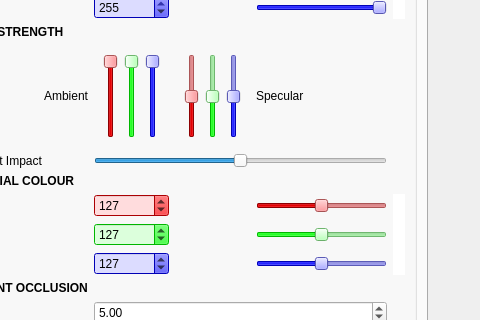
First picture: the form in ui/GUI.ui, repository eulersson/CellGrowth, before the edit; both pictures show x 458 to 938 and y 262 to 582 of the 1280 by 786 pixel window.
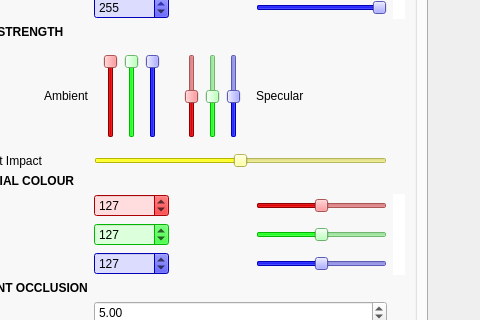
Second picture: the form after the edit. The open tabs and pages were chosen to show the change.

Commit message: Added more colours on slides

What changed in the file:
```diff
--- a/ui/GUI.ui
+++ b/ui/GUI.ui
@@ -6544,6 +6544,448 @@
                </item>
                <item row="9" column="4" colspan="3">
                 <widget class="QSlider" name="m_FillLight">
+                 <property name="palette">
+                  <palette>
+                   <active>
+                    <colorrole role="WindowText">
+                     <brush brushstyle="SolidPattern">
+                      <color alpha="255">
+                       <red>0</red>
+                       <green>0</green>
+                       <blue>0</blue>
+                      </color>
+                     </brush>
+                    </colorrole>
+                    <colorrole role="Button">
+                     <brush brushstyle="SolidPattern">
+                      <color alpha="255">
+                       <red>255</red>
+                       <green>255</green>
+                       <blue>128</blue>
+                      </color>
+                     </brush>
+                    </colorrole>
+                    <colorrole role="Light">
+                     <brush brushstyle="SolidPattern">
+                      <color alpha="255">
+                       <red>255</red>
+                       <green>255</green>
+                       <blue>255</blue>
+                      </color>
+                     </brush>
+                    </colorrole>
+                    <colorrole role="Midlight">
+                     <brush brushstyle="SolidPattern">
+                      <color alpha="255">
+                       <red>255</red>
+                       <green>255</green>
+                       <blue>191</blue>
+                      </color>
+                     </brush>
+                    </colorrole>
+                    <colorrole role="Dark">
+                     <brush brushstyle="SolidPattern">
+                      <color alpha="255">
+                       <red>127</red>
+                       <green>127</green>
+                       <blue>64</blue>
+                      </color>
+                     </brush>
+                    </colorrole>
+                    <colorrole role="Mid">
+                     <brush brushstyle="SolidPattern">
+                      <color alpha="255">
+                       <red>170</red>
+                       <green>170</green>
+                       <blue>85</blue>
+                      </color>
+                     </brush>
+                    </colorrole>
+                    <colorrole role="Text">
+                     <brush brushstyle="SolidPattern">
+                      <color alpha="255">
+                       <red>0</red>
+                       <green>0</green>
+                       <blue>0</blue>
+                      </color>
+                     </brush>
+                    </colorrole>
+                    <colorrole role="BrightText">
+                     <brush brushstyle="SolidPattern">
+                      <color alpha="255">
+                       <red>255</red>
+                       <green>255</green>
+                       <blue>255</blue>
+                      </color>
+                     </brush>
+                    </colorrole>
+                    <colorrole role="ButtonText">
+                     <brush brushstyle="SolidPattern">
+                      <color alpha="255">
+                       <red>0</red>
+                       <green>0</green>
+                       <blue>0</blue>
+                      </color>
+                     </brush>
+                    </colorrole>
+                    <colorrole role="Base">
+                     <brush brushstyle="SolidPattern">
+                      <color alpha="255">
+                       <red>255</red>
+                       <green>255</green>
+                       <blue>255</blue>
+                      </color>
+                     </brush>
+                    </colorrole>
+                    <colorrole role="Window">
+                     <brush brushstyle="SolidPattern">
+                      <color alpha="255">
+                       <red>255</red>
+                       <green>255</green>
+                       <blue>128</blue>
+                      </color>
+                     </brush>
+                    </colorrole>
+                    <colorrole role="Shadow">
+                     <brush brushstyle="SolidPattern">
+                      <color alpha="255">
+                       <red>0</red>
+                       <green>0</green>
+                       <blue>0</blue>
+                      </color>
+                     </brush>
+                    </colorrole>
+                    <colorrole role="Highlight">
+                     <brush brushstyle="SolidPattern">
+                      <color alpha="255">
+                       <red>255</red>
+                       <green>255</green>
+                       <blue>0</blue>
+                      </color>
+                     </brush>
+                    </colorrole>
+                    <colorrole role="AlternateBase">
+                     <brush brushstyle="SolidPattern">
+                      <color alpha="255">
+                       <red>255</red>
+                       <green>255</green>
+                       <blue>191</blue>
+                      </color>
+                     </brush>
+                    </colorrole>
+                    <colorrole role="ToolTipBase">
+                     <brush brushstyle="SolidPattern">
+                      <color alpha="255">
+                       <red>255</red>
+                       <green>255</green>
+                       <blue>220</blue>
+                      </color>
+                     </brush>
+                    </colorrole>
+                    <colorrole role="ToolTipText">
+                     <brush brushstyle="SolidPattern">
+                      <color alpha="255">
+                       <red>0</red>
+                       <green>0</green>
+                       <blue>0</blue>
+                      </color>
+                     </brush>
+                    </colorrole>
+                   </active>
+                   <inactive>
+                    <colorrole role="WindowText">
+                     <brush brushstyle="SolidPattern">
+                      <color alpha="255">
+                       <red>0</red>
+                       <green>0</green>
+                       <blue>0</blue>
+                      </color>
+                     </brush>
+                    </colorrole>
+                    <colorrole role="Button">
+                     <brush brushstyle="SolidPattern">
+                      <color alpha="255">
+                       <red>255</red>
+                       <green>255</green>
+                       <blue>128</blue>
+                      </color>
+                     </brush>
+                    </colorrole>
+                    <colorrole role="Light">
+                     <brush brushstyle="SolidPattern">
+                      <color alpha="255">
+                       <red>255</red>
+                       <green>255</green>
+                       <blue>255</blue>
+                      </color>
+                     </brush>
+                    </colorrole>
+                    <colorrole role="Midlight">
+                     <brush brushstyle="SolidPattern">
+                      <color alpha="255">
+                       <red>255</red>
+                       <green>255</green>
+                       <blue>191</blue>
+                      </color>
+                     </brush>
+                    </colorrole>
+                    <colorrole role="Dark">
+                     <brush brushstyle="SolidPattern">
+                      <color alpha="255">
+                       <red>127</red>
+                       <green>127</green>
+                       <blue>64</blue>
+                      </color>
+                     </brush>
+                    </colorrole>
+                    <colorrole role="Mid">
+                     <brush brushstyle="SolidPattern">
+                      <color alpha="255">
+                       <red>170</red>
+                       <green>170</green>
+                       <blue>85</blue>
+                      </color>
+                     </brush>
+                    </colorrole>
+                    <colorrole role="Text">
+                     <brush brushstyle="SolidPattern">
+                      <color alpha="255">
+                       <red>0</red>
+                       <green>0</green>
+                       <blue>0</blue>
+                      </color>
+                     </brush>
+                    </colorrole>
+                    <colorrole role="BrightText">
+                     <brush brushstyle="SolidPattern">
+                      <color alpha="255">
+                       <red>255</red>
+                       <green>255</green>
+                       <blue>255</blue>
+                      </color>
+                     </brush>
+                    </colorrole>
+                    <colorrole role="ButtonText">
+                     <brush brushstyle="SolidPattern">
+                      <color alpha="255">
+                       <red>0</red>
+                       <green>0</green>
+                       <blue>0</blue>
+                      </color>
+                     </brush>
+                    </colorrole>
+                    <colorrole role="Base">
+                     <brush brushstyle="SolidPattern">
+                      <color alpha="255">
+                       <red>255</red>
+                       <green>255</green>
+                       <blue>255</blue>
+                      </color>
+                     </brush>
+                    </colorrole>
+                    <colorrole role="Window">
+                     <brush brushstyle="SolidPattern">
+                      <color alpha="255">
+                       <red>255</red>
+                       <green>255</green>
+                       <blue>128</blue>
+                      </color>
+                     </brush>
+                    </colorrole>
+                    <colorrole role="Shadow">
+                     <brush brushstyle="SolidPattern">
+                      <color alpha="255">
+                       <red>0</red>
+                       <green>0</green>
+                       <blue>0</blue>
+                      </color>
+                     </brush>
+                    </colorrole>
+                    <colorrole role="Highlight">
+                     <brush brushstyle="SolidPattern">
+                      <color alpha="255">
+                       <red>255</red>
+                       <green>255</green>
+                       <blue>0</blue>
+                      </color>
+                     </brush>
+                    </colorrole>
+                    <colorrole role="AlternateBase">
+                     <brush brushstyle="SolidPattern">
+                      <color alpha="255">
+                       <red>255</red>
+                       <green>255</green>
+                       <blue>191</blue>
+                      </color>
+                     </brush>
+                    </colorrole>
+                    <colorrole role="ToolTipBase">
+                     <brush brushstyle="SolidPattern">
+                      <color alpha="255">
+                       <red>255</red>
+                       <green>255</green>
+                       <blue>220</blue>
+                      </color>
+                     </brush>
+                    </colorrole>
+                    <colorrole role="ToolTipText">
+                     <brush brushstyle="SolidPattern">
+                      <color alpha="255">
+                       <red>0</red>
+                       <green>0</green>
+                       <blue>0</blue>
+                      </color>
+                     </brush>
+                    </colorrole>
+                   </inactive>
+                   <disabled>
+                    <colorrole role="WindowText">
+                     <brush brushstyle="SolidPattern">
+                      <color alpha="255">
+                       <red>127</red>
+                       <green>127</green>
+                       <blue>64</blue>
+                      </color>
+                     </brush>
+                    </colorrole>
+                    <colorrole role="Button">
+                     <brush brushstyle="SolidPattern">
+                      <color alpha="255">
+                       <red>255</red>
+                       <green>255</green>
+                       <blue>128</blue>
+                      </color>
+                     </brush>
+                    </colorrole>
+                    <colorrole role="Light">
+                     <brush brushstyle="SolidPattern">
+                      <color alpha="255">
+                       <red>255</red>
+                       <green>255</green>
+                       <blue>255</blue>
+                      </color>
+                     </brush>
+                    </colorrole>
+                    <colorrole role="Midlight">
+                     <brush brushstyle="SolidPattern">
+                      <color alpha="255">
+                       <red>255</red>
+                       <green>255</green>
+                       <blue>191</blue>
+                      </color>
+                     </brush>
+                    </colorrole>
+                    <colorrole role="Dark">
+                     <brush brushstyle="SolidPattern">
+                      <color alpha="255">
+                       <red>127</red>
+                       <green>127</green>
+                       <blue>64</blue>
+                      </color>
+                     </brush>
+                    </colorrole>
+                    <colorrole role="Mid">
+                     <brush brushstyle="SolidPattern">
+                      <color alpha="255">
+                       <red>170</red>
+                       <green>170</green>
+                       <blue>85</blue>
+                      </color>
+                     </brush>
+                    </colorrole>
+                    <colorrole role="Text">
+                     <brush brushstyle="SolidPattern">
+                      <color alpha="255">
+                       <red>127</red>
+                       <green>127</green>
+                       <blue>64</blue>
+                      </color>
+                     </brush>
+                    </colorrole>
+                    <colorrole role="BrightText">
+                     <brush brushstyle="SolidPattern">
+                      <color alpha="255">
+                       <red>255</red>
+                       <green>255</green>
+                       <blue>255</blue>
+                      </color>
+                     </brush>
+                    </colorrole>
+                    <colorrole role="ButtonText">
+                     <brush brushstyle="SolidPattern">
+                      <color alpha="255">
+                       <red>127</red>
+                       <green>127</green>
+                       <blue>64</blue>
+                      </color>
+                     </brush>
+                    </colorrole>
+                    <colorrole role="Base">
+                     <brush brushstyle="SolidPattern">
+                      <color alpha="255">
+                       <red>255</red>
+                       <green>255</green>
+                       <blue>128</blue>
+                      </color>
+                     </brush>
+                    </colorrole>
+                    <colorrole role="Window">
+                     <brush brushstyle="SolidPattern">
+                      <color alpha="255">
+                       <red>255</red>
+                       <green>255</green>
+                       <blue>128</blue>
+                      </color>
+                     </brush>
+                    </colorrole>
+                    <colorrole role="Shadow">
+                     <brush brushstyle="SolidPattern">
+                      <color alpha="255">
+                       <red>0</red>
+                       <green>0</green>
+                       <blue>0</blue>
+                      </color>
+                     </brush>
+                    </colorrole>
+                    <colorrole role="Highlight">
+                     <brush brushstyle="SolidPattern">
+                      <color alpha="255">
+                       <red>145</red>
+                       <green>141</green>
+                       <blue>126</blue>
+                      </color>
+                     </brush>
+                    </colorrole>
+                    <colorrole role="AlternateBase">
+                     <brush brushstyle="SolidPattern">
+                      <color alpha="255">
+                       <red>255</red>
+                       <green>255</green>
+                       <blue>128</blue>
+                      </color>
+                     </brush>
+                    </colorrole>
+                    <colorrole role="ToolTipBase">
+                     <brush brushstyle="SolidPattern">
+                      <color alpha="255">
+                       <red>255</red>
+                       <green>255</green>
+                       <blue>220</blue>
+                      </color>
+                     </brush>
+                    </colorrole>
+                    <colorrole role="ToolTipText">
+                     <brush brushstyle="SolidPattern">
+                      <color alpha="255">
+                       <red>0</red>
+                       <green>0</green>
+                       <blue>0</blue>
+                      </color>
+                     </brush>
+                    </colorrole>
+                   </disabled>
+                  </palette>
+                 </property>
                  <property name="maximum">
                   <number>100</number>
                  </property>
```
